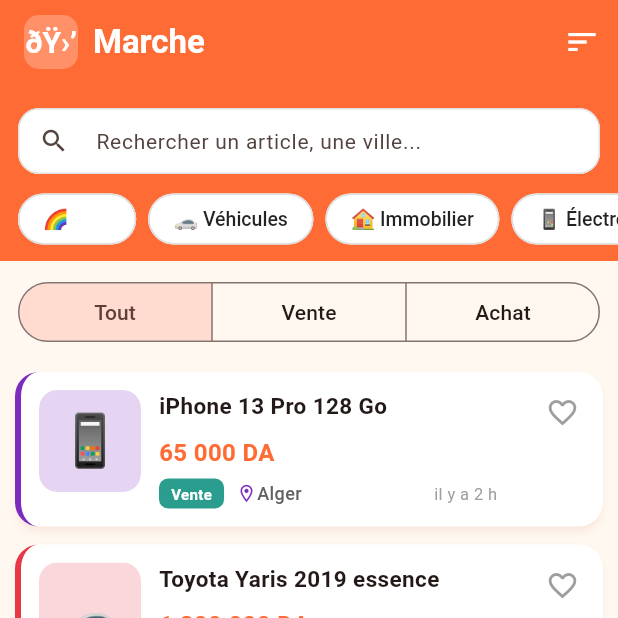
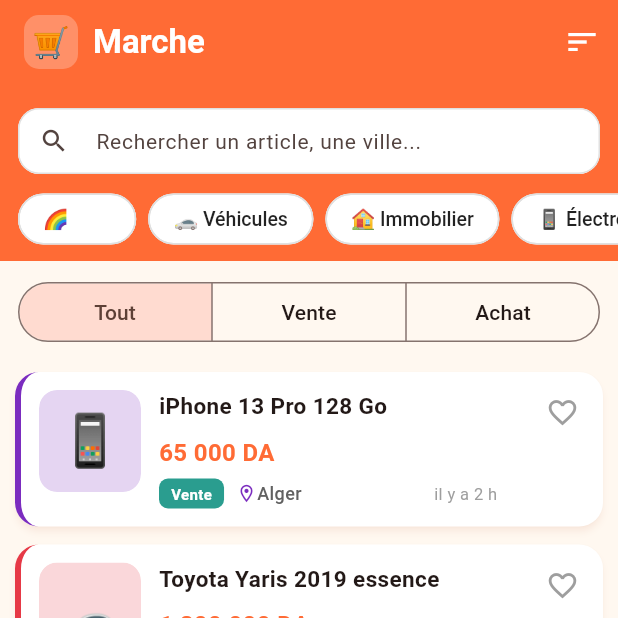
Before and after one commit to mouhoubi11-wq/market-app, a Flutter app: the screen it shows after launch, on a phone screen of 412 x 824 dp, the top half of it. Run offline on Flutter 3.47's test engine with Material 3 defaults, Android fonts, the phone set to English and light mode, and no system bars; our stand-ins replace image_picker, shared_preferences.

Commit message:
Update home_screen.dart

```diff
--- a/lib/screens/home_screen.dart
+++ b/lib/screens/home_screen.dart
@@ -162,7 +162,7 @@ class _HomeScreenState extends State<HomeScreen> {
               borderRadius: BorderRadius.circular(10),
             ),
             alignment: Alignment.center,
-            child: const Text('ðŸ›’', style: TextStyle(fontSize: 20)),
+            child: const Text('🛒', style: TextStyle(fontSize: 20)),
           ),
           const SizedBox(width: 10),
           const Text('Marche', style: TextStyle(fontSize: 22, fontWeight: FontWeight.bold)),
```
